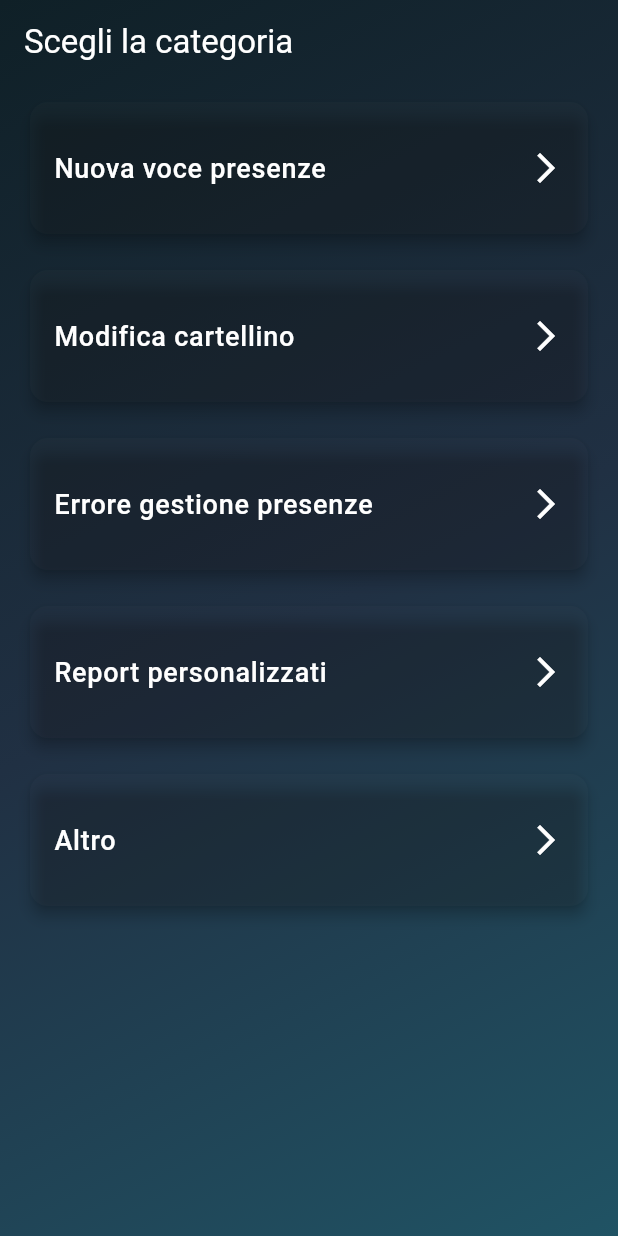
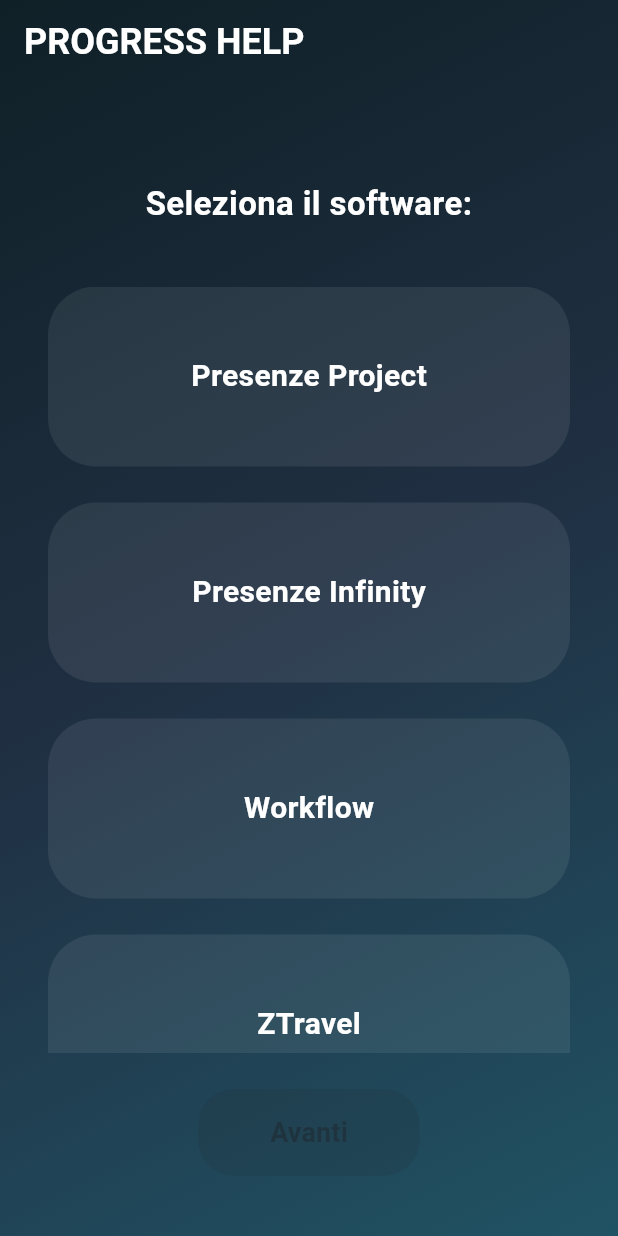
Before and after one commit to mdmdev117/progress_help, a Flutter app: the screen it shows after launch, on a phone screen of 412 x 824 dp. Run offline on Flutter 3.47's test engine with Material 3 defaults, Android fonts, the phone set to English and light mode, and no system bars; our stand-ins replace pdf, printing.

Commit message:
added software page

```diff
--- a/lib/category_page.dart
+++ b/lib/category_page.dart
@@ -3,9 +3,9 @@
 import 'package:progresshelp/gradient_background.dart';
 import 'question_page.dart';
 
-
 class CategoryPage extends StatelessWidget {
-  CategoryPage({super.key});
+  final String selectedProgram;
+  CategoryPage({super.key, required this.selectedProgram});
   final List<String> categories = [
     'Nuova voce presenze',
     'Modifica cartellino',
@@ -20,7 +20,10 @@
       child: Scaffold(
         backgroundColor: Colors.transparent,
         appBar: AppBar(
-          title: const Text('Scegli la categoria', style:  TextStyle(color: Colors.white)),
+          title: Text(
+            'Categorie - $selectedProgram',
+            style: TextStyle(color: Colors.white),
+          ),
           backgroundColor: Colors.transparent,
         ),
         body: ListView.builder(
@@ -28,10 +31,13 @@
           itemBuilder: (context, index) {
             final category = categories[index];
             return Padding(
-              padding: const EdgeInsets.symmetric(horizontal: 16.0, vertical: 8.0),
+              padding: const EdgeInsets.symmetric(
+                horizontal: 16.0,
+                vertical: 8.0,
+              ),
               child: Card(
                 color: Colors.white.withAlpha(5), // <-- trasparenza!
-  elevation: 4,
+                elevation: 4,
                 shape: RoundedRectangleBorder(
                   borderRadius: BorderRadius.circular(12.0),
                 ),
@@ -40,9 +46,16 @@
                   contentPadding: const EdgeInsets.all(16.0),
                   title: Text(
                     category,
-                    style: const TextStyle(fontSize: 18, fontWeight: FontWeight.w500,    color: Colors.white,),
+                    style: const TextStyle(
+                      fontSize: 18,
+                      fontWeight: FontWeight.w500,
+                      color: Colors.white,
+                    ),
                   ),
-                  trailing: const Icon(Icons.arrow_forward_ios, color: Colors.white),
+                  trailing: const Icon(
+                    Icons.arrow_forward_ios,
+                    color: Colors.white,
+                  ),
                   onTap: () {
                     Navigator.push(
                       context,
--- a/lib/main.dart
+++ b/lib/main.dart
@@ -1,7 +1,8 @@
 // file: main.dart
 import 'package:flutter/material.dart';
 import 'package:progresshelp/gradient_background.dart';
-import 'category_page.dart';
+import 'package:progresshelp/program_carousel_page.dart';
+import 'package:progresshelp/category_page.dart';
 
 void main() {
   runApp(const MyApp());
@@ -17,7 +18,7 @@
       debugShowCheckedModeBanner: false,
       //theme: ThemeData(useMaterial3: true, colorSchemeSeed: Colors.blue),
       home: GradientBackground(
-        child: CategoryPage(),
+        child: ProgramCarouselPage(),
       ),
     );
   }
--- /dev/null
+++ b/lib/program_carousel_page.dart
@@ -0,0 +1,143 @@
+import 'package:flutter/material.dart';
+import 'category_page.dart';
+import 'package:progresshelp/gradient_background.dart';
+
+class ProgramCarouselPage extends StatefulWidget {
+  const ProgramCarouselPage({super.key});
+
+  @override
+  State<ProgramCarouselPage> createState() => _ProgramCarouselPageState();
+}
+
+class _ProgramCarouselPageState extends State<ProgramCarouselPage> {
+  final List<String> programs = [
+    'Presenze Project',
+    'Presenze Infinity',
+    'Workflow',
+    'ZTravel',
+    'ZTimeSheet',
+  ];
+
+  String? selectedProgram;
+
+  @override
+  Widget build(BuildContext context) {
+    return Scaffold(
+      extendBodyBehindAppBar: true,
+      backgroundColor: Colors.transparent,
+      appBar: AppBar(
+        title: const Text('PROGRESS HELP',
+            style: TextStyle(
+              fontSize: 24,
+              fontWeight: FontWeight.bold,
+              color: Colors.white,
+            )),
+        backgroundColor: Colors.transparent,
+        elevation: 0,
+        foregroundColor: Colors.white,
+      ),
+      body: GradientBackground(
+        child: Column(
+          children: [
+            const SizedBox(height: 120),
+            const Padding(
+              padding: EdgeInsets.symmetric(horizontal: 24.0),
+              child: Text(
+                'Seleziona il software:',
+                style: TextStyle(
+                  fontSize: 22,
+                  color: Colors.white,
+                  fontWeight: FontWeight.w600,
+                ),
+                textAlign: TextAlign.center,
+              ),
+            ),
+            const SizedBox(height: 40),
+            Expanded(
+              child: ListView.separated(
+                padding: const EdgeInsets.symmetric(horizontal: 16),
+                scrollDirection: Axis.vertical,
+                itemCount: programs.length,
+                separatorBuilder: (context, index) => const SizedBox(height: 24),
+                itemBuilder: (context, index) {
+                  final program = programs[index];
+                  final isSelected = program == selectedProgram;
+
+                  return GestureDetector(
+                    onTap: () {
+                      setState(() {
+                        selectedProgram = program;
+                      });
+                    },
+                    child: AnimatedContainer(
+                      duration: const Duration(milliseconds: 300),
+                      margin: const EdgeInsets.symmetric(horizontal: 16),
+                      width: double.infinity,
+                      height: isSelected ? 140 : 120,
+                      decoration: BoxDecoration(
+                        color: isSelected
+                            ? Colors.blueAccent
+                            : Colors.white.withAlpha(20),
+                        borderRadius: BorderRadius.circular(32),
+                        border: isSelected
+                            ? Border.all(color: Colors.white, width: 2)
+                            : null,
+                        boxShadow: isSelected
+                            ? [
+                                BoxShadow(
+                                  color: Colors.blueAccent.withOpacity(0.5),
+                                  blurRadius: 12,
+                                  offset: const Offset(0, 4),
+                                ),
+                              ]
+                            : [],
+                      ),
+                      alignment: Alignment.center,
+                      child: Text(
+                        program,
+                        style: TextStyle(
+                          fontSize: isSelected ? 22 : 20,
+                          color: Colors.white,
+                          fontWeight:
+                              isSelected ? FontWeight.w700 : FontWeight.w600,
+                        ),
+                      ),
+                    ),
+                  );
+                },
+              ),
+            ),
+            const SizedBox(height: 24),
+            ElevatedButton(
+              style: ElevatedButton.styleFrom(
+                backgroundColor: Colors.blueAccent,
+                padding:
+                    const EdgeInsets.symmetric(horizontal: 48, vertical: 16),
+                shape: RoundedRectangleBorder(
+                  borderRadius: BorderRadius.circular(24),
+                ),
+              ),
+              onPressed: selectedProgram == null
+                  ? null
+                  : () {
+                      Navigator.push(
+                        context,
+                        MaterialPageRoute(
+                          builder: (context) => CategoryPage(
+                            selectedProgram: selectedProgram!,
+                          ),
+                        ),
+                      );
+                    },
+              child: const Text(
+                'Avanti',
+                style: TextStyle(fontSize: 18, fontWeight: FontWeight.bold),
+              ),
+            ),
+            const SizedBox(height: 40),
+          ],
+        ),
+      ),
+    );
+  }
+}
```
